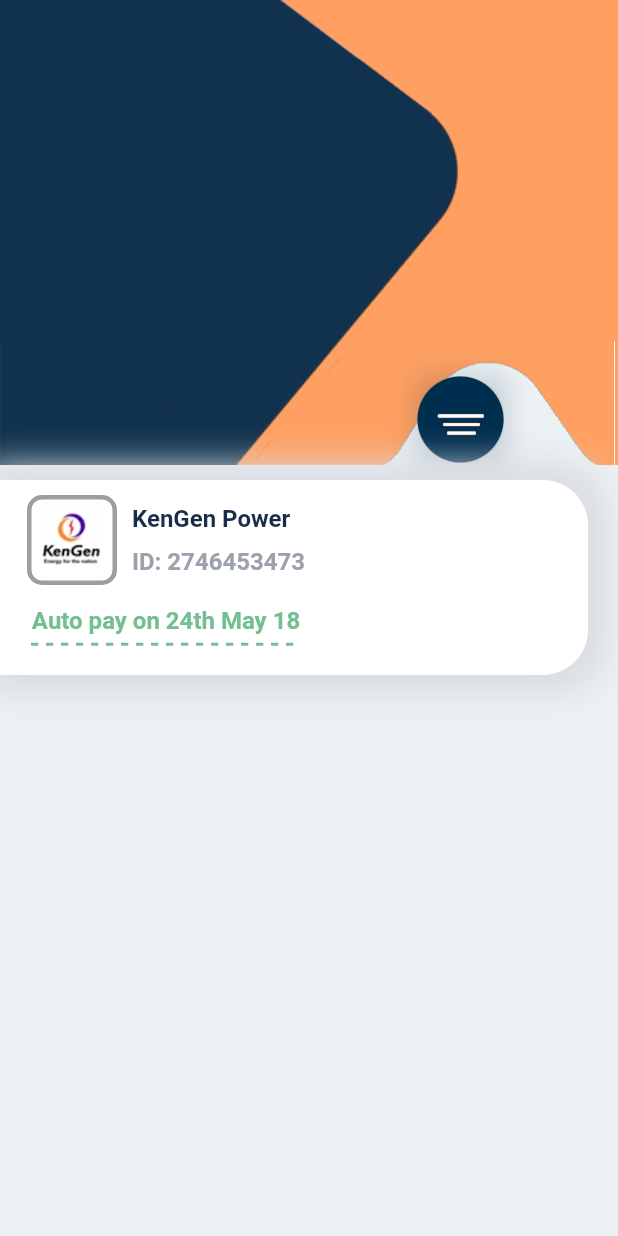
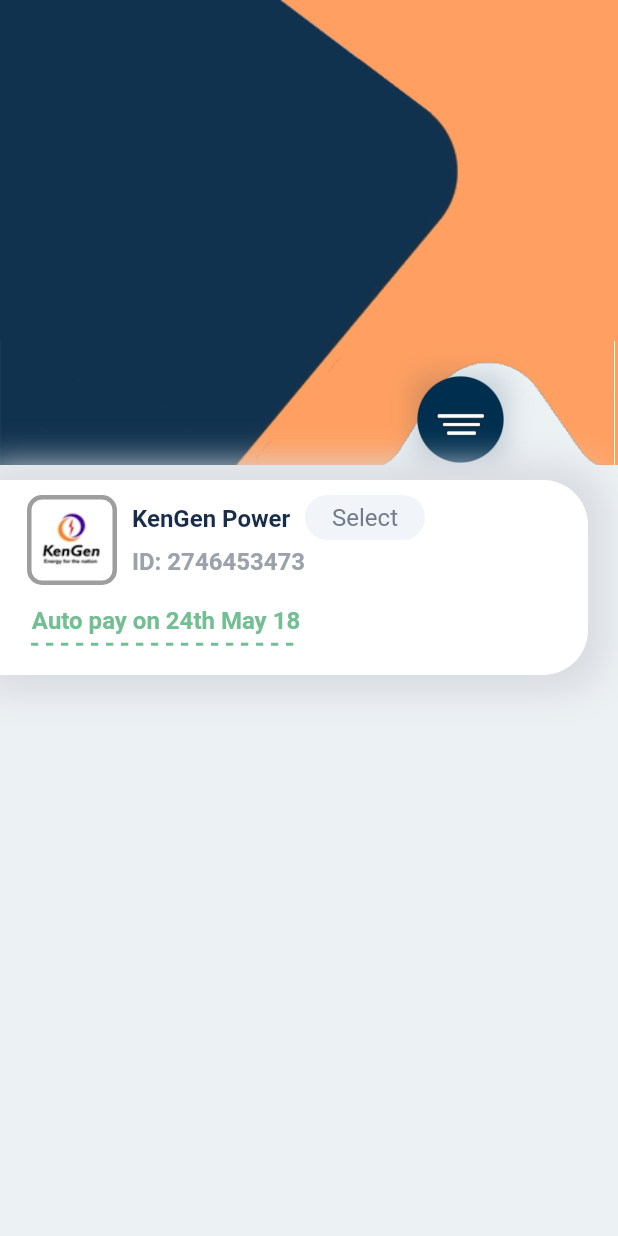
Before and after one commit to graham218/flutter_payment_application, a Flutter app: the screen it shows after launch, on a phone screen of 412 x 824 dp. Run offline on Flutter 3.47's test engine with Material 2 defaults, Android fonts, the phone set to English and light mode, and no system bars.

Commit message:
Update my_home_page.dart

```diff
--- a/flutter_payment_app/lib/pages/my_home_page.dart
+++ b/flutter_payment_app/lib/pages/my_home_page.dart
@@ -171,6 +171,31 @@ class _MyHomePageState extends State<MyHomePage> {
                     SizedText(text: "Auto pay on 24th May 18", color: AppColor.green),
                     SizedBox(height: 5,)
                   ],
+                ),
+                Row(
+                  children: [
+                    Column(
+                      children: [
+                        Container(
+                          width: 80,
+                          height: 30,
+                          decoration: BoxDecoration(
+                            borderRadius: BorderRadius.circular(30),
+                            color: AppColor.selectBackground,
+                          ),
+                          child: Center(
+                            child: Text(
+                              "Select",
+                              style: TextStyle(
+                                fontSize: 16,
+                                color: AppColor.selectColor
+                              ),
+                            ),
+                          ),
+                        )
+                      ],
+                    )
+                  ],
                 )
               ],
             ),
```
